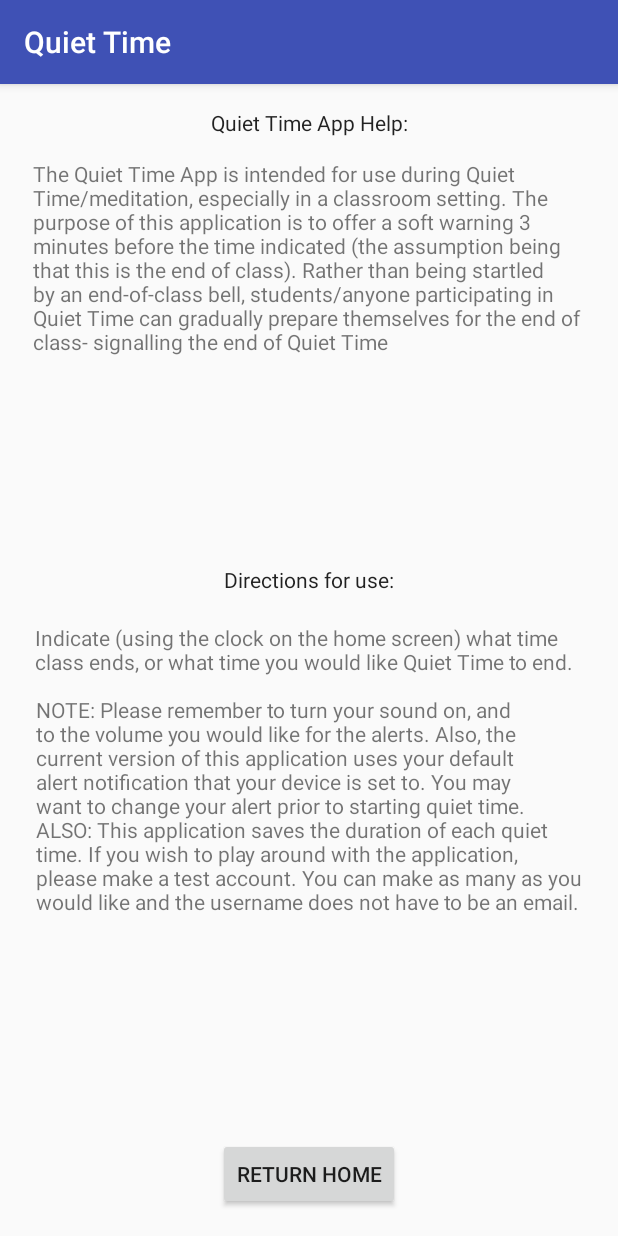
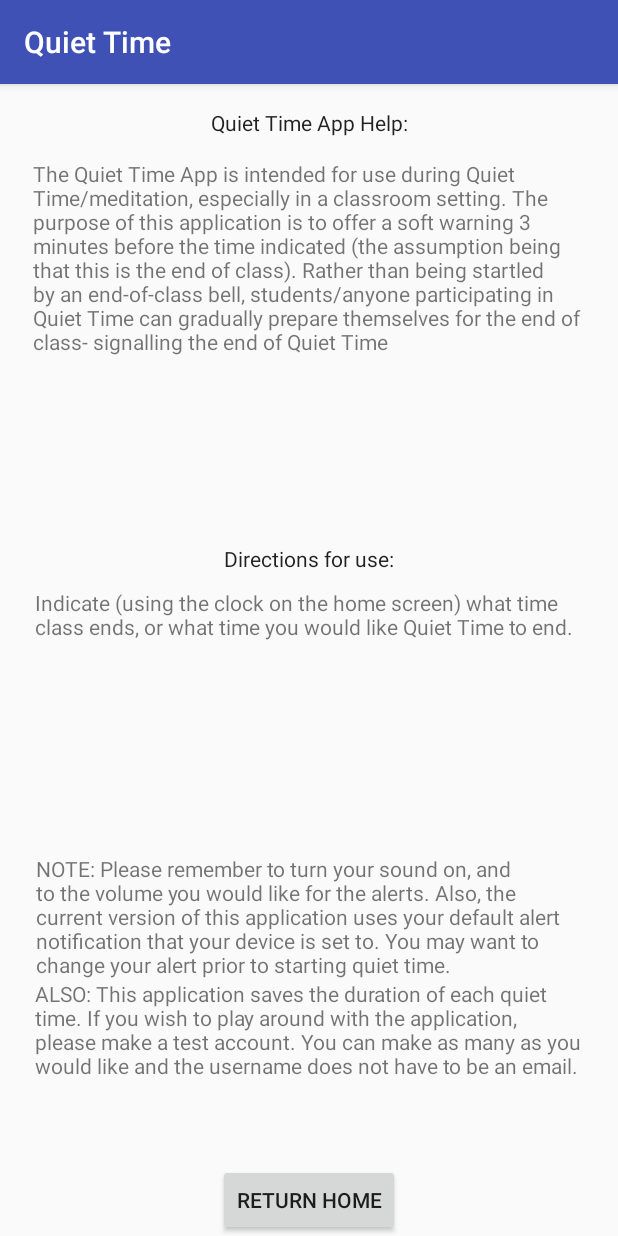
Before and after one commit to drseet/QTver1, an Android app: the Help screen opened directly, with no data from a screen before it, on a phone screen of 412 x 824 dp. Run offline under Robolectric (Android 15) with nearby library versions, the phone set to English and light mode, and no system bars.

Commit message:
tweaks to help screen

```diff
--- a/app/src/main/res/layout/activity_help.xml
+++ b/app/src/main/res/layout/activity_help.xml
@@ -25,20 +25,21 @@
     <TextView
         android:id="@+id/help2"
         android:layout_width="0dp"
-        android:layout_height="0dp"
+        android:layout_height="wrap_content"
+        android:layout_marginBottom="46dp"
         android:layout_marginEnd="24dp"
         android:layout_marginStart="24dp"
-        android:text="NOTE: Please remember to turn your sound on, and to the volume you would like for the alerts. Also, the current version of this application uses your default alert notification that your device is set to. You may want to change your alert prior to starting quiet time.                                                                ALSO: This application saves the duration of each quiet time. If you wish to play around with the application, please make a test account. You can make as many as you would like and the username does not have to be an email."
+        android:layout_marginTop="48dp"
+        android:text="NOTE: Please remember to turn your sound on, and to the volume you would like for the alerts. Also, the current version of this application uses your default alert notification that your device is set to. You may want to change your alert prior to starting quiet time."
+        app:layout_constraintBottom_toTopOf="@+id/abort"
+        app:layout_constraintLeft_toLeftOf="parent"
+        app:layout_constraintRight_toRightOf="parent"
+        app:layout_constraintTop_toTopOf="@+id/help1"
+        tools:layout_constraintBottom_creator="1"
+        tools:layout_constraintLeft_creator="1"
+        tools:layout_constraintRight_creator="1"
         tools:layout_constraintTop_creator="1"
-        tools:layout_constraintRight_creator="1"
-        tools:layout_constraintBottom_creator="1"
-        app:layout_constraintBottom_toTopOf="@+id/abort"
-        app:layout_constraintRight_toRightOf="parent"
-        android:layout_marginTop="48dp"
-        tools:layout_constraintLeft_creator="1"
-        android:layout_marginBottom="46dp"
-        app:layout_constraintLeft_toLeftOf="parent"
-        app:layout_constraintTop_toTopOf="@+id/help1" />
+        app:layout_constraintVertical_bias="0.625" />
 
     <Button
         android:id="@+id/abort"
@@ -51,7 +52,6 @@
         app:layout_constraintBottom_toBottomOf="parent"
         app:layout_constraintRight_toRightOf="parent"
         tools:layout_constraintLeft_creator="1"
-        android:layout_marginBottom="17dp"
         app:layout_constraintLeft_toLeftOf="parent" />
 
     <TextView
@@ -65,41 +65,60 @@
         app:layout_constraintBottom_toTopOf="@+id/help1"
         app:layout_constraintRight_toRightOf="parent"
         tools:layout_constraintLeft_creator="1"
-        android:layout_marginBottom="19dp"
+        android:layout_marginBottom="10dp"
         app:layout_constraintLeft_toLeftOf="parent" />
 
     <TextView
         android:id="@+id/help1"
         android:layout_width="0dp"
-        android:layout_height="50dp"
+        android:layout_height="wrap_content"
+        android:layout_marginBottom="230dp"
+        android:layout_marginEnd="23dp"
+        android:layout_marginStart="23dp"
+        android:layout_marginTop="230dp"
         android:text="Indicate (using the clock on the home screen) what time class ends, or what time you would like Quiet Time to end."
-        android:layout_marginStart="23dp"
-        android:layout_marginEnd="23dp"
-        tools:layout_constraintTop_creator="1"
+        app:layout_constraintBottom_toBottomOf="parent"
+        app:layout_constraintLeft_toLeftOf="parent"
+        app:layout_constraintRight_toRightOf="parent"
+        app:layout_constraintTop_toTopOf="parent"
+        app:layout_constraintVertical_bias="0.389"
+        tools:layout_constraintBottom_creator="1"
+        tools:layout_constraintLeft_creator="1"
         tools:layout_constraintRight_creator="1"
-        tools:layout_constraintBottom_creator="1"
-        app:layout_constraintBottom_toBottomOf="parent"
-        app:layout_constraintRight_toRightOf="parent"
-        tools:layout_constraintLeft_creator="1"
-        app:layout_constraintLeft_toLeftOf="parent"
-        app:layout_constraintTop_toTopOf="parent" />
+        tools:layout_constraintTop_creator="1" />
 
     <TextView
         android:id="@+id/app_desc"
         android:layout_width="0dp"
-        android:layout_height="0dp"
+        android:layout_height="wrap_content"
+        android:layout_marginBottom="36dp"
         android:layout_marginEnd="22dp"
         android:layout_marginStart="22dp"
+        android:layout_marginTop="34dp"
         android:text="The Quiet Time App is intended for use during Quiet Time/meditation, especially in a classroom setting. The purpose of this application is to offer a soft warning 3 minutes before the time indicated (the assumption being that this is the end of class). Rather than being startled by an end-of-class bell, students/anyone participating in Quiet Time can gradually prepare themselves for the end of class- signalling the end of Quiet Time"
+        app:layout_constraintBottom_toTopOf="@+id/directions"
+        app:layout_constraintLeft_toLeftOf="parent"
+        app:layout_constraintRight_toRightOf="parent"
+        app:layout_constraintTop_toTopOf="@+id/help_title"
+        app:layout_constraintVertical_bias="0.0"
+        tools:layout_constraintBottom_creator="1"
+        tools:layout_constraintLeft_creator="1"
+        tools:layout_constraintRight_creator="1"
+        tools:layout_constraintTop_creator="1"
+        app:layout_constraintHorizontal_bias="0.0" />
+
+    <TextView
+        android:id="@+id/help3"
+        android:layout_width="0dp"
+        android:layout_height="wrap_content"
+        android:text="ALSO: This application saves the duration of each quiet time. If you wish to play around with the application, please make a test account. You can make as many as you would like and the username does not have to be an email."
         tools:layout_constraintTop_creator="1"
         tools:layout_constraintRight_creator="1"
-        tools:layout_constraintBottom_creator="1"
-        app:layout_constraintBottom_toTopOf="@+id/directions"
+        android:layout_marginStart="23dp"
+        android:layout_marginEnd="23dp"
         app:layout_constraintRight_toRightOf="parent"
-        android:layout_marginTop="34dp"
+        app:layout_constraintTop_toBottomOf="@+id/help2"
         tools:layout_constraintLeft_creator="1"
-        android:layout_marginBottom="36dp"
-        app:layout_constraintLeft_toLeftOf="parent"
-        app:layout_constraintTop_toTopOf="@+id/help_title" />
+        app:layout_constraintLeft_toLeftOf="parent" />
 
 </android.support.constraint.ConstraintLayout>
```
